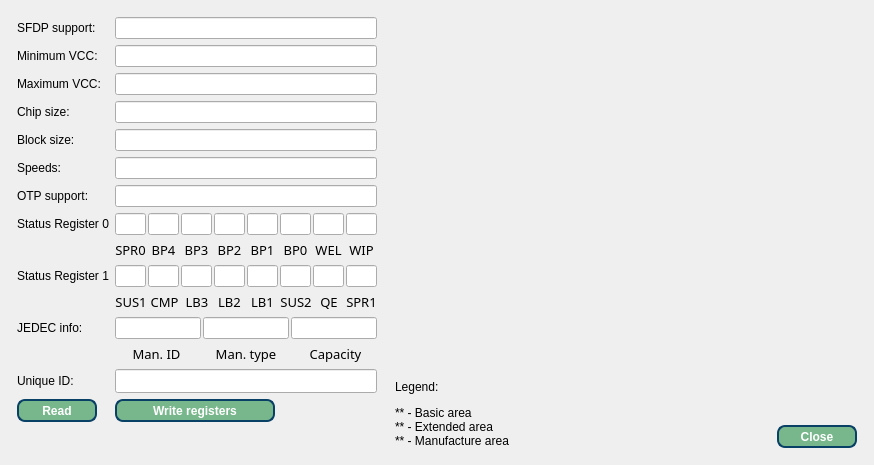
Above: IMSProg_programmer/dialogsfdp.ui from bigbigmdm/IMSProg before the change. Below: the same form after it.
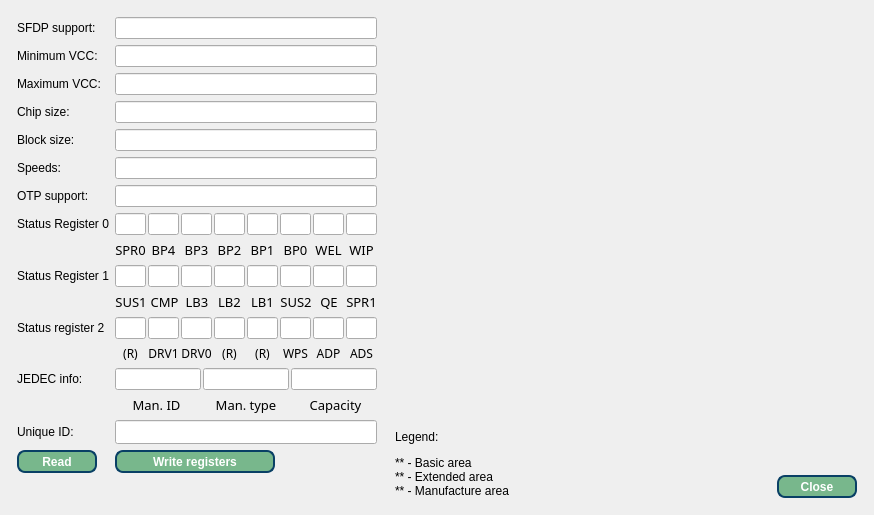
That is the form after the change. Icons and pictures are not drawn.

Commit message: Added a third status register to the SFDP form

What changed in the file:
```diff
--- a/IMSProg_programmer/dialogsfdp.ui
+++ b/IMSProg_programmer/dialogsfdp.ui
@@ -7,7 +7,7 @@
     <x>0</x>
     <y>0</y>
     <width>874</width>
-    <height>465</height>
+    <height>515</height>
    </rect>
   </property>
   <property name="windowTitle">
@@ -61,19 +61,6 @@
        </property>
       </widget>
      </item>
-     <item row="1" column="1">
-      <widget class="QLineEdit" name="lineEdit_vcc_min">
-       <property name="font">
-        <font>
-         <weight>75</weight>
-         <bold>true</bold>
-        </font>
-       </property>
-       <property name="styleSheet">
-        <string notr="true"/>
-       </property>
-      </widget>
-     </item>
      <item row="1" column="0">
       <widget class="QLabel" name="label_3">
        <property name="text">
@@ -81,8 +68,8 @@
        </property>
       </widget>
      </item>
-     <item row="2" column="1">
-      <widget class="QLineEdit" name="lineEdit_vcc_max">
+     <item row="1" column="1">
+      <widget class="QLineEdit" name="lineEdit_vcc_min">
        <property name="font">
         <font>
          <weight>75</weight>
@@ -101,8 +88,8 @@
        </property>
       </widget>
      </item>
-     <item row="3" column="1">
-      <widget class="QLineEdit" name="lineEdit_size">
+     <item row="2" column="1">
+      <widget class="QLineEdit" name="lineEdit_vcc_max">
        <property name="font">
         <font>
          <weight>75</weight>
@@ -121,8 +108,8 @@
        </property>
       </widget>
      </item>
-     <item row="4" column="1">
-      <widget class="QLineEdit" name="lineEdit_block">
+     <item row="3" column="1">
+      <widget class="QLineEdit" name="lineEdit_size">
        <property name="font">
         <font>
          <weight>75</weight>
@@ -132,9 +119,6 @@
        <property name="styleSheet">
         <string notr="true"/>
        </property>
-       <property name="text">
-        <string/>
-       </property>
       </widget>
      </item>
      <item row="4" column="0">
@@ -144,8 +128,8 @@
        </property>
       </widget>
      </item>
-     <item row="5" column="1">
-      <widget class="QLineEdit" name="lineEdit_speeds">
+     <item row="4" column="1">
+      <widget class="QLineEdit" name="lineEdit_block">
        <property name="font">
         <font>
          <weight>75</weight>
@@ -155,6 +139,9 @@
        <property name="styleSheet">
         <string notr="true"/>
        </property>
+       <property name="text">
+        <string/>
+       </property>
       </widget>
      </item>
      <item row="5" column="0">
@@ -164,14 +151,8 @@
        </property>
       </widget>
      </item>
-     <item row="6" column="1">
-      <widget class="QLineEdit" name="lineEdit_otp">
-       <property name="minimumSize">
-        <size>
-         <width>130</width>
-         <height>0</height>
-        </size>
-       </property>
+     <item row="5" column="1">
+      <widget class="QLineEdit" name="lineEdit_speeds">
        <property name="font">
         <font>
          <weight>75</weight>
@@ -190,6 +171,32 @@
        </property>
       </widget>
      </item>
+     <item row="6" column="1">
+      <widget class="QLineEdit" name="lineEdit_otp">
+       <property name="minimumSize">
+        <size>
+         <width>130</width>
+         <height>0</height>
+        </size>
+       </property>
+       <property name="font">
+        <font>
+         <weight>75</weight>
+         <bold>true</bold>
+        </font>
+       </property>
+       <property name="styleSheet">
+        <string notr="true"/>
+       </property>
+      </widget>
+     </item>
+     <item row="7" column="0">
+      <widget class="QLabel" name="label_12">
+       <property name="text">
+        <string>Status Register 0</string>
+       </property>
+      </widget>
+     </item>
      <item row="7" column="1">
       <layout class="QHBoxLayout" name="horizontalLayout_3">
        <property name="spacing">
@@ -433,13 +440,6 @@
        </item>
       </layout>
      </item>
-     <item row="7" column="0">
-      <widget class="QLabel" name="label_12">
-       <property name="text">
-        <string>Status Register 0</string>
-       </property>
-      </widget>
-     </item>
      <item row="8" column="1">
       <layout class="QHBoxLayout" name="horizontalLayout_4">
        <property name="spacing">
@@ -698,6 +698,13 @@
        </item>
       </layout>
      </item>
+     <item row="9" column="0">
+      <widget class="QLabel" name="label_11">
+       <property name="text">
+        <string>Status Register 1</string>
+       </property>
+      </widget>
+     </item>
      <item row="9" column="1">
       <layout class="QHBoxLayout" name="horizontalLayout_5">
        <property name="spacing">
@@ -1190,14 +1197,243 @@
        </item>
       </layout>
      </item>
-     <item row="9" column="0">
-      <widget class="QLabel" name="label_11">
+     <item row="11" column="0">
+      <widget class="QLabel" name="label_34">
        <property name="text">
-        <string>Status Register 1</string>
+        <string>Status register 2</string>
        </property>
       </widget>
      </item>
      <item row="11" column="1">
+      <layout class="QHBoxLayout" name="horizontalLayout_10">
+       <property name="spacing">
+        <number>2</number>
+       </property>
+       <property name="leftMargin">
+        <number>0</number>
+       </property>
+       <property name="topMargin">
+        <number>0</number>
+       </property>
+       <property name="rightMargin">
+        <number>0</number>
+       </property>
+       <item>
+        <widget class="QLineEdit" name="lineEdit_sr27">
+         <property name="minimumSize">
+          <size>
+           <width>28</width>
+           <height>0</height>
+          </size>
+         </property>
+         <property name="maximumSize">
+          <size>
+           <width>35</width>
+           <height>16777215</height>
+          </size>
+         </property>
+         <property name="font">
+          <font>
+           <weight>75</weight>
+           <bold>true</bold>
+          </font>
+         </property>
+         <property name="alignment">
+          <set>Qt::AlignCenter</set>
+         </property>
+        </widget>
+       </item>
+       <item>
+        <widget class="QLineEdit" name="lineEdit_sr26">
+         <property name="minimumSize">
+          <size>
+           <width>28</width>
+           <height>0</height>
+          </size>
+         </property>
+         <property name="maximumSize">
+          <size>
+           <width>35</width>
+           <height>16777215</height>
+          </size>
+         </property>
+         <property name="sizeIncrement">
+          <size>
+           <width>0</width>
+           <height>0</height>
+          </size>
+         </property>
+         <property name="font">
+          <font>
+           <weight>75</weight>
+           <bold>true</bold>
+          </font>
+         </property>
+         <property name="alignment">
+          <set>Qt::AlignCenter</set>
+         </property>
+        </widget>
+       </item>
+       <item>
+        <widget class="QLineEdit" name="lineEdit_sr25">
+         <property name="minimumSize">
+          <size>
+           <width>28</width>
+           <height>0</height>
+          </size>
+         </property>
+         <property name="maximumSize">
+          <size>
+           <width>35</width>
+           <height>16777215</height>
+          </size>
+         </property>
+         <property name="font">
+          <font>
+           <weight>75</weight>
+           <bold>true</bold>
+          </font>
+         </property>
+         <property name="alignment">
+          <set>Qt::AlignCenter</set>
+         </property>
+        </widget>
+       </item>
+       <item>
+        <widget class="QLineEdit" name="lineEdit_sr24">
+         <property name="minimumSize">
+          <size>
+           <width>28</width>
+           <height>0</height>
+          </size>
+         </property>
+         <property name="maximumSize">
+          <size>
+           <width>35</width>
+           <height>16777215</height>
+          </size>
+         </property>
+         <property name="font">
+          <font>
+           <weight>75</weight>
+           <bold>true</bold>
+          </font>
+         </property>
+         <property name="alignment">
+          <set>Qt::AlignCenter</set>
+         </property>
+        </widget>
+       </item>
+       <item>
+        <widget class="QLineEdit" name="lineEdit_sr23">
+         <property name="minimumSize">
+          <size>
+           <width>28</width>
+           <height>0</height>
+          </size>
+         </property>
+         <property name="maximumSize">
+          <size>
+           <width>35</width>
+           <height>16777215</height>
+          </size>
+         </property>
+         <property name="font">
+          <font>
+           <weight>75</weight>
+           <bold>true</bold>
+          </font>
+         </property>
+         <property name="alignment">
+          <set>Qt::AlignCenter</set>
+         </property>
+        </widget>
+       </item>
+       <item>
+        <widget class="QLineEdit" name="lineEdit_sr22">
+         <property name="minimumSize">
+          <size>
+           <width>28</width>
+           <height>0</height>
+          </size>
+         </property>
+         <property name="maximumSize">
+          <size>
+           <width>35</width>
+           <height>16777215</height>
+          </size>
+         </property>
+         <property name="font">
+          <font>
+           <weight>75</weight>
+           <bold>true</bold>
+          </font>
+         </property>
+         <property name="alignment">
+          <set>Qt::AlignCenter</set>
+         </property>
+        </widget>
+       </item>
+       <item>
+        <widget class="QLineEdit" name="lineEdit_sr21">
+         <property name="minimumSize">
+          <size>
+           <width>28</width>
+           <height>0</height>
+          </size>
+         </property>
+         <property name="maximumSize">
+          <size>
+           <width>35</width>
+           <height>16777215</height>
+          </size>
+         </property>
+         <property name="font">
+          <font>
+           <weight>75</weight>
+           <bold>true</bold>
+          </font>
+         </property>
+         <property name="alignment">
+          <set>Qt::AlignCenter</set>
+         </property>
+        </widget>
+       </item>
+       <item>
+        <widget class="QLineEdit" name="lineEdit_sr20">
+         <property name="minimumSize">
+          <size>
+           <width>28</width>
+           <height>0</height>
+          </size>
+         </property>
+         <property name="maximumSize">
+          <size>
+           <width>35</width>
+           <height>16777215</height>
+          </size>
+         </property>
+         <property name="font">
+          <font>
+           <weight>75</weight>
+           <bold>true</bold>
+          </font>
+         </property>
+         <property name="alignment">
+          <set>Qt::AlignCenter</set>
+         </property>
+        </widget>
+       </item>
+      </layout>
+     </item>
+     <item row="14" column="0">
+      <widget class="QLabel" name="label_29">
+       <property name="text">
+        <string>JEDEC info:</string>
+       </property>
+      </widget>
+     </item>
+     <item row="14" column="1">
       <layout class="QHBoxLayout" name="horizontalLayout_7">
        <property name="spacing">
         <number>2</number>
@@ -1273,14 +1509,7 @@
        </item>
       </layout>
      </item>
-     <item row="11" column="0">
-      <widget class="QLabel" name="label_29">
-       <property name="text">
-        <string>JEDEC info:</string>
-       </property>
-      </widget>
-     </item>
-     <item row="12" column="1">
+     <item row="15" column="1">
       <layout class="QHBoxLayout" name="horizontalLayout_8">
        <property name="bottomMargin">
         <number>0</number>
@@ -1353,7 +1582,14 @@
        </item>
       </layout>
      </item>
-     <item row="13" column="1">
+     <item row="16" column="0">
+      <widget class="QLabel" name="label_33">
+       <property name="text">
+        <string>Unique ID:</string>
+       </property>
+      </widget>
+     </item>
+     <item row="16" column="1">
       <widget class="QLineEdit" name="lineEdit_chipid">
        <property name="minimumSize">
         <size>
@@ -1373,14 +1609,7 @@
        </property>
       </widget>
      </item>
-     <item row="13" column="0">
-      <widget class="QLabel" name="label_33">
-       <property name="text">
-        <string>Unique ID:</string>
-       </property>
-      </widget>
-     </item>
-     <item row="14" column="0">
+     <item row="17" column="0">
       <widget class="QPushButton" name="pushButton">
        <property name="minimumSize">
         <size>
@@ -1402,7 +1631,7 @@
        </property>
       </widget>
      </item>
-     <item row="14" column="1">
+     <item row="17" column="1">
       <widget class="QPushButton" name="pushButton_3">
        <property name="minimumSize">
         <size>
@@ -1430,6 +1659,241 @@
        </property>
       </widget>
      </item>
+     <item row="12" column="1">
+      <layout class="QHBoxLayout" name="horizontalLayout_12">
+       <property name="spacing">
+        <number>2</number>
+       </property>
+       <property name="leftMargin">
+        <number>0</number>
+       </property>
+       <property name="topMargin">
+        <number>0</number>
+       </property>
+       <property name="rightMargin">
+        <number>0</number>
+       </property>
+       <property name="bottomMargin">
+        <number>0</number>
+       </property>
+       <item>
+        <widget class="QLabel" name="label_35">
+         <property name="minimumSize">
+          <size>
+           <width>20</width>
+           <height>0</height>
+          </size>
+         </property>
+         <property name="maximumSize">
+          <size>
+           <width>40</width>
+           <height>16777215</height>
+          </size>
+         </property>
+         <property name="font">
+          <font>
+           <family>Ubuntu Mono</family>
+          </font>
+         </property>
+         <property name="text">
+          <string>(R)</string>
+         </property>
+         <property name="alignment">
+          <set>Qt::AlignCenter</set>
+         </property>
+        </widget>
+       </item>
+       <item>
+        <widget class="QLabel" name="label_37">
+         <property name="minimumSize">
+          <size>
+           <width>20</width>
+           <height>0</height>
+          </size>
+         </property>
+         <property name="maximumSize">
+          <size>
+           <width>40</width>
+           <height>16777215</height>
+          </size>
+         </property>
+         <property name="font">
+          <font>
+           <family>Ubuntu Mono</family>
+          </font>
+         </property>
+         <property name="text">
+          <string>DRV1</string>
+         </property>
+         <property name="alignment">
+          <set>Qt::AlignCenter</set>
+         </property>
+        </widget>
+       </item>
+       <item>
+        <widget class="QLabel" name="label_38">
+         <property name="minimumSize">
+          <size>
+           <width>20</width>
+           <height>0</height>
+          </size>
+         </property>
+         <property name="maximumSize">
+          <size>
+           <width>40</width>
+           <height>16777215</height>
+          </size>
+         </property>
+         <property name="font">
+          <font>
+           <family>Ubuntu Mono</family>
+          </font>
+         </property>
+         <property name="text">
+          <string>DRV0</string>
+         </property>
+         <property name="alignment">
+          <set>Qt::AlignCenter</set>
+         </property>
+        </widget>
+       </item>
+       <item>
+        <widget class="QLabel" name="label_41">
+         <property name="minimumSize">
+          <size>
+           <width>20</width>
+           <height>0</height>
+          </size>
+         </property>
+         <property name="maximumSize">
+          <size>
+           <width>40</width>
+           <height>16777215</height>
+          </size>
+         </property>
+         <property name="font">
+          <font>
+           <family>Ubuntu Mono</family>
+          </font>
+         </property>
+         <property name="text">
+          <string>(R)</string>
+         </property>
+         <property name="alignment">
+          <set>Qt::AlignCenter</set>
+         </property>
+        </widget>
+       </item>
+       <item>
+        <widget class="QLabel" name="label_39">
+         <property name="minimumSize">
+          <size>
+           <width>20</width>
+           <height>0</height>
+          </size>
+         </property>
+         <property name="maximumSize">
+          <size>
+           <width>40</width>
+           <height>16777215</height>
+          </size>
+         </property>
+         <property name="font">
+          <font>
+           <family>Ubuntu Mono</family>
+          </font>
+         </property>
+         <property name="text">
+          <string>(R)</string>
+         </property>
+         <property name="alignment">
+          <set>Qt::AlignCenter</set>
+         </property>
+        </widget>
+       </item>
+       <item>
+        <widget class="QLabel" name="label_42">
+         <property name="minimumSize">
+          <size>
+           <width>20</width>
+           <height>0</height>
+          </size>
+         </property>
+         <property name="maximumSize">
+          <size>
+           <width>40</width>
+           <height>16777215</height>
+          </size>
+         </property>
+         <property name="font">
+          <font>
+           <family>Ubuntu Mono</family>
+          </font>
+         </property>
+         <property name="text">
+          <string>WPS</string>
+         </property>
+         <property name="alignment">
+          <set>Qt::AlignCenter</set>
+         </property>
+        </widget>
+       </item>
+       <item>
+        <widget class="QLabel" name="label_40">
+         <property name="minimumSize">
+          <size>
+           <width>20</width>
+           <height>0</height>
+          </size>
+         </property>
+         <property name="maximumSize">
+          <size>
+           <width>40</width>
+           <height>16777215</height>
+          </size>
+         </property>
+         <property name="font">
+          <font>
+           <family>Ubuntu Mono</family>
+          </font>
+         </property>
+         <property name="text">
+          <string>ADP</string>
+         </property>
+         <property name="alignment">
+          <set>Qt::AlignCenter</set>
+         </property>
+        </widget>
+       </item>
+       <item>
+        <widget class="QLabel" name="label_36">
+         <property name="minimumSize">
+          <size>
+           <width>20</width>
+           <height>0</height>
+          </size>
+         </property>
+         <property name="maximumSize">
+          <size>
+           <width>40</width>
+           <height>16777215</height>
+          </size>
+         </property>
+         <property name="font">
+          <font>
+           <family>Ubuntu Mono</family>
+          </font>
+         </property>
+         <property name="text">
+          <string>ADS</string>
+         </property>
+         <property name="alignment">
+          <set>Qt::AlignCenter</set>
+         </property>
+        </widget>
+       </item>
+      </layout>
+     </item>
     </layout>
    </item>
    <item>
```
The commit also changes 3 other files.
